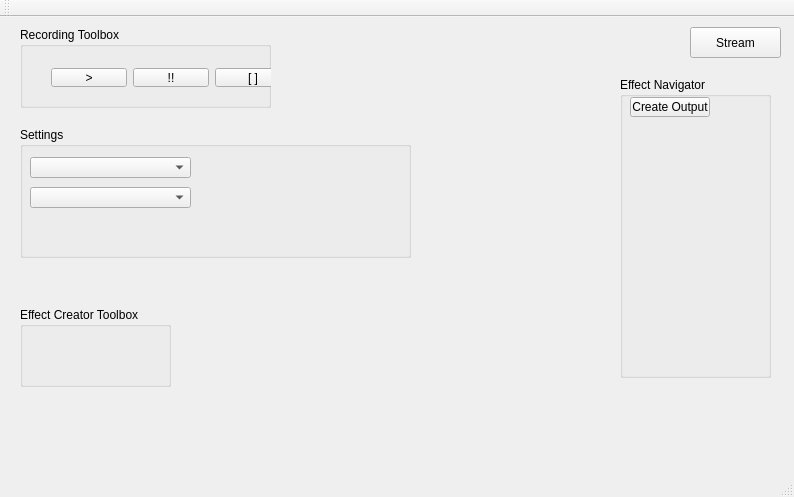
Maxime445/EffectProject_old, file qdio/mainwindow.ui: the form before one commit.
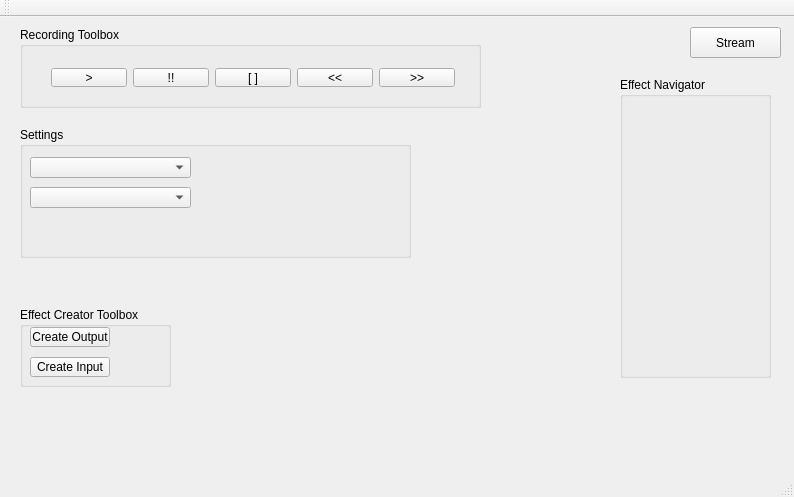
The form after the commit.

Commit message: input tile added and Dan put a big fix. poo

```diff
--- a/qdio/mainwindow.ui
+++ b/qdio/mainwindow.ui
@@ -32,7 +32,7 @@
      <rect>
       <x>20</x>
       <y>10</y>
-      <width>251</width>
+      <width>461</width>
       <height>81</height>
      </rect>
     </property>
@@ -99,6 +99,32 @@
     <property name="title">
      <string>Effect Creator Toolbox</string>
     </property>
+    <widget class="QPushButton" name="pushButton">
+     <property name="geometry">
+      <rect>
+       <x>10</x>
+       <y>20</y>
+       <width>80</width>
+       <height>20</height>
+      </rect>
+     </property>
+     <property name="text">
+      <string>Create Output</string>
+     </property>
+    </widget>
+    <widget class="QPushButton" name="pushButton_2">
+     <property name="geometry">
+      <rect>
+       <x>10</x>
+       <y>50</y>
+       <width>80</width>
+       <height>20</height>
+      </rect>
+     </property>
+     <property name="text">
+      <string>Create Input</string>
+     </property>
+    </widget>
    </widget>
    <widget class="QGroupBox" name="navigator">
     <property name="geometry">
@@ -112,19 +138,6 @@
     <property name="title">
      <string>Effect Navigator</string>
     </property>
-    <widget class="QPushButton" name="pushButton">
-     <property name="geometry">
-      <rect>
-       <x>10</x>
-       <y>20</y>
-       <width>80</width>
-       <height>20</height>
-      </rect>
-     </property>
-     <property name="text">
-      <string>Create Output</string>
-     </property>
-    </widget>
    </widget>
    <widget class="QGroupBox" name="settings">
     <property name="geometry">
```
The commit also changes 8 other files.
